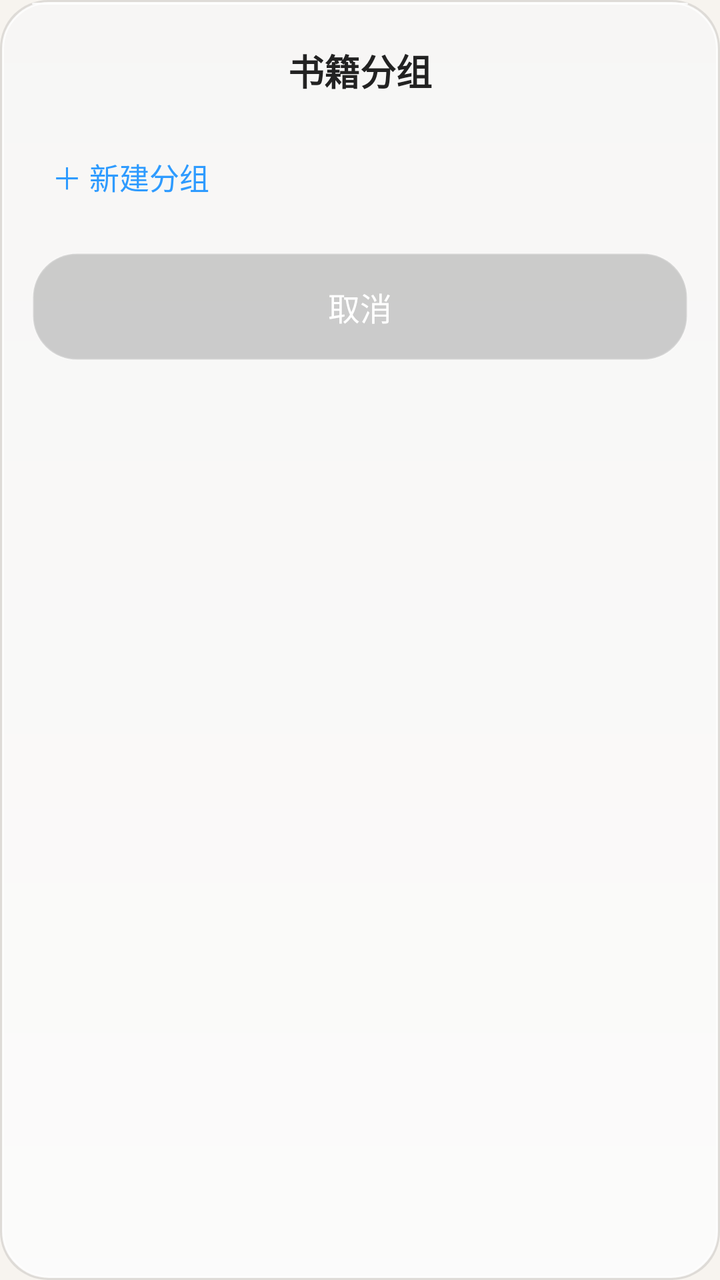
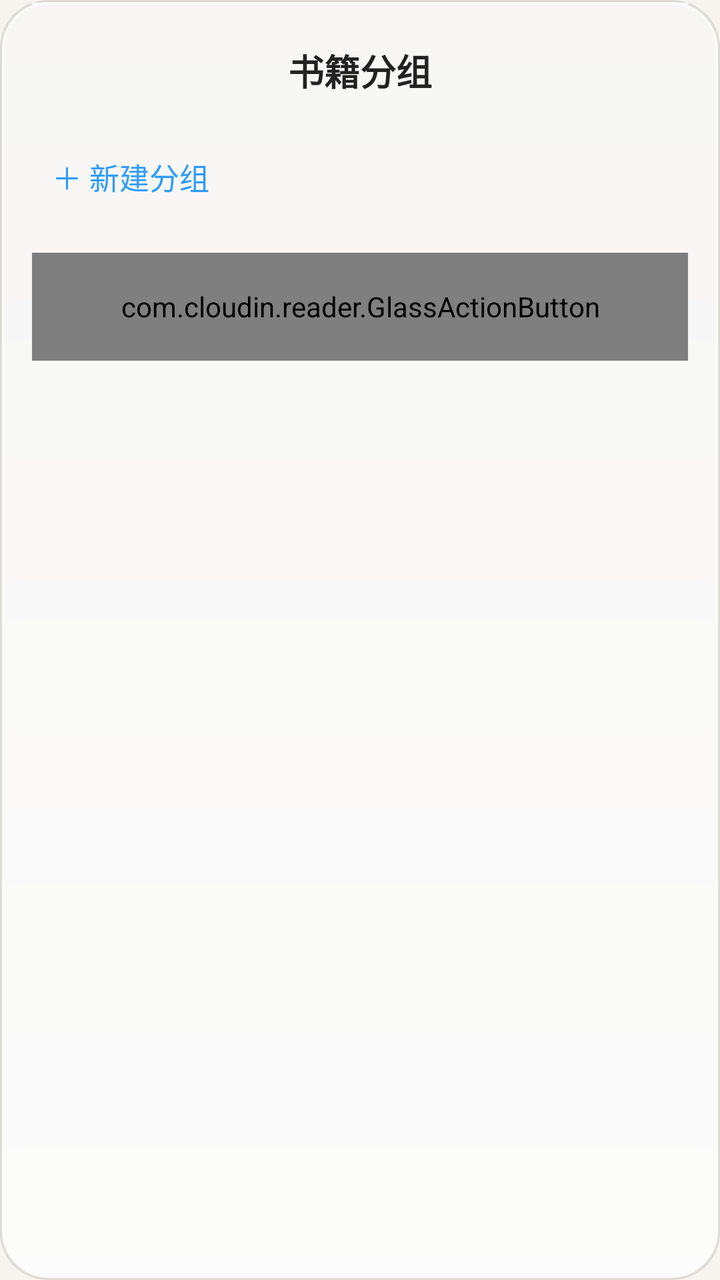

Before-and-after screenshots of an Android layout around one commit, followed by the original layout XML and the change that was made.
<!-- AndroidManifest.xml: application theme Theme.CloudinReader -->
<!-- res/layout/dialog_group_picker.xml -->
<?xml version="1.0" encoding="utf-8"?>
<LinearLayout xmlns:android="http://schemas.android.com/apk/res/android"
    android:layout_width="match_parent"
    android:layout_height="wrap_content"
    android:background="@drawable/bg_glass_dialog"
    android:orientation="vertical">

    <TextView
        android:layout_width="match_parent"
        android:layout_height="wrap_content"
        android:gravity="center"
        android:paddingTop="22dp"
        android:paddingBottom="14dp"
        android:text="书籍分组"
        android:textColor="#222222"
        android:textSize="18sp"
        android:textStyle="bold" />

    <TextView
        android:id="@+id/newGroupRow"
        android:layout_width="match_parent"
        android:layout_height="52dp"
        android:gravity="center_vertical"
        android:paddingStart="26dp"
        android:paddingEnd="26dp"
        android:text="＋ 新建分组"
        android:textColor="#2E9BFF"
        android:textSize="15sp" />

    <LinearLayout
        android:id="@+id/newGroupEditor"
        android:layout_width="match_parent"
        android:layout_height="wrap_content"
        android:gravity="center_vertical"
        android:orientation="horizontal"
        android:paddingStart="26dp"
        android:paddingTop="4dp"
        android:paddingEnd="20dp"
        android:paddingBottom="8dp"
        android:visibility="gone">

        <EditText
            android:id="@+id/inputGroup"
            android:layout_width="0dp"
            android:layout_height="42dp"
            android:layout_weight="1"
            android:background="@drawable/bg_glass_chip"
            android:hint="分组名称"
            android:inputType="text"
            android:maxLines="1"
            android:paddingStart="12dp"
            android:paddingEnd="12dp"
            android:textColor="#222222"
            android:textColorHint="#999999"
            android:textSize="14sp" />

        <TextView
            android:id="@+id/btnCreateGroup"
            android:layout_width="wrap_content"
            android:layout_height="40dp"
            android:layout_marginStart="8dp"
            android:gravity="center"
            android:paddingStart="10dp"
            android:paddingEnd="10dp"
            android:text="创建"
            android:textColor="#2E9BFF"
            android:textSize="14sp" />
    </LinearLayout>

    <ScrollView
        android:layout_width="match_parent"
        android:layout_height="wrap_content"
        android:maxHeight="420dp">

        <LinearLayout
            android:id="@+id/groupList"
            android:layout_width="match_parent"
            android:layout_height="wrap_content"
            android:orientation="vertical" />
    </ScrollView>

    <TextView
        android:id="@+id/btnCancelGroup"
        android:layout_width="match_parent"
        android:layout_height="54dp"
        android:layout_marginStart="16dp"
        android:layout_marginTop="12dp"
        android:layout_marginEnd="16dp"
        android:layout_marginBottom="16dp"
        android:background="@drawable/bg_glass_button_neutral"
        android:gravity="center"
        android:text="取消"
        android:textColor="#FFFFFF"
        android:textSize="16sp" />

</LinearLayout>
<!-- resources referenced by this layout -->
<resources>
  <!-- drawable bg_glass_button_neutral (drawable) -->
  <?xml version="1.0" encoding="utf-8"?>
  <layer-list xmlns:android="http://schemas.android.com/apk/res/android">
      <item>
          <shape android:shape="rectangle">
              <solid android:color="#2E000000" />
              <corners android:radius="22dp" />
              <stroke android:width="1dp" android:color="#33FFFFFF" />
          </shape>
      </item>
  </layer-list>
  <!-- drawable bg_glass_chip (drawable) -->
  <?xml version="1.0" encoding="utf-8"?>
  <layer-list xmlns:android="http://schemas.android.com/apk/res/android">
      <item>
          <shape android:shape="rectangle">
              <gradient
                  android:angle="90"
                  android:startColor="#3DFFFFFF"
                  android:centerColor="#2EFFFFFF"
                  android:endColor="#24FFFFFF" />
              <corners android:radius="14dp" />
              <stroke android:width="1dp" android:color="#80FFFFFF" />
          </shape>
      </item>
  </layer-list>
  <!-- drawable bg_glass_dialog (drawable) -->
  <?xml version="1.0" encoding="utf-8"?>
  <layer-list xmlns:android="http://schemas.android.com/apk/res/android">
      <item>
          <shape android:shape="rectangle">
              <solid android:color="#1A000000" />
              <corners android:radius="24dp" />
          </shape>
      </item>
      <item
          android:left="1dp"
          android:top="1dp"
          android:right="1dp"
          android:bottom="1dp">
          <shape android:shape="rectangle">
              <gradient
                  android:angle="90"
                  android:startColor="#E0FFFFFF"
                  android:centerColor="#CFFFFFFF"
                  android:endColor="#BFFFFFFF" />
              <corners android:radius="23dp" />
              <stroke android:width="1dp" android:color="#D9FFFFFF" />
          </shape>
      </item>
      <item
          android:left="16dp"
          android:top="1.5dp"
          android:right="16dp"
          android:height="1dp">
          <shape android:shape="rectangle">
              <solid android:color="#CCFFFFFF" />
              <corners android:radius="4dp" />
          </shape>
      </item>
  </layer-list>
  <style name="Theme.CloudinReader" parent="Theme.Material3.Light.NoActionBar">
          <item name="colorPrimary">@color/accent</item>
          <item name="colorOnPrimary">#FFFFFF</item>
          <item name="android:colorBackground">@color/paper</item>
          <item name="android:statusBarColor">@color/paper</item>
          <item name="android:windowLightStatusBar">true</item>
          <item name="android:navigationBarColor">@color/surface</item>
      </style>
  <color name="accent">#E0A458</color>
  <color name="paper">#F7F4EF</color>
  <color name="surface">#FFFFFF</color>
</resources>

<!-- the commit's change to res/layout/dialog_group_picker.xml (unified diff, before → after) -->
@@ -79,7 +79,7 @@
             android:orientation="vertical" />
     </ScrollView>
 
-    <TextView
+    <com.cloudin.reader.GlassActionButton
         android:id="@+id/btnCancelGroup"
         android:layout_width="match_parent"
         android:layout_height="54dp"
@@ -87,10 +87,9 @@
         android:layout_marginTop="12dp"
         android:layout_marginEnd="16dp"
         android:layout_marginBottom="16dp"
-        android:background="@drawable/bg_glass_button_neutral"
         android:gravity="center"
         android:text="取消"
-        android:textColor="#FFFFFF"
+        android:textColor="@color/shelf_title"
         android:textSize="16sp" />
 
 </LinearLayout>
<!-- resource entries referenced after the edit -->
@@ -1,16 +1,6 @@
 <!-- resources referenced by this layout -->
 <resources>
-  <!-- drawable bg_glass_button_neutral (drawable) -->
-  <?xml version="1.0" encoding="utf-8"?>
-  <layer-list xmlns:android="http://schemas.android.com/apk/res/android">
-      <item>
-          <shape android:shape="rectangle">
-              <solid android:color="#2E000000" />
-              <corners android:radius="22dp" />
-              <stroke android:width="1dp" android:color="#33FFFFFF" />
-          </shape>
-      </item>
-  </layer-list>
+  <color name="shelf_title">#222222</color>
   <!-- drawable bg_glass_chip (drawable) -->
   <?xml version="1.0" encoding="utf-8"?>
   <layer-list xmlns:android="http://schemas.android.com/apk/res/android">
